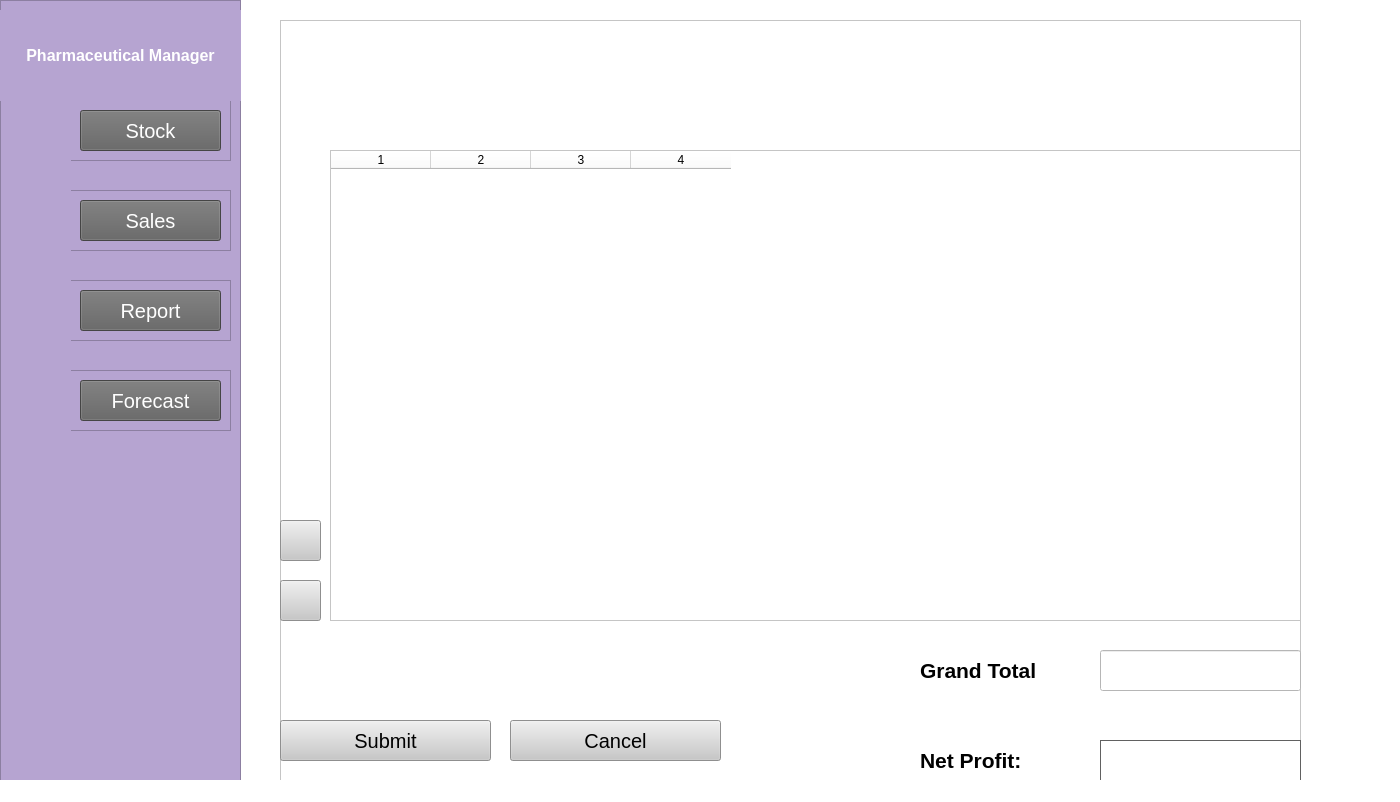
Old version of the form app/UserInterface/Pages/SalesWindow.ui in the repository JunlinDu/PHP-SRePS.
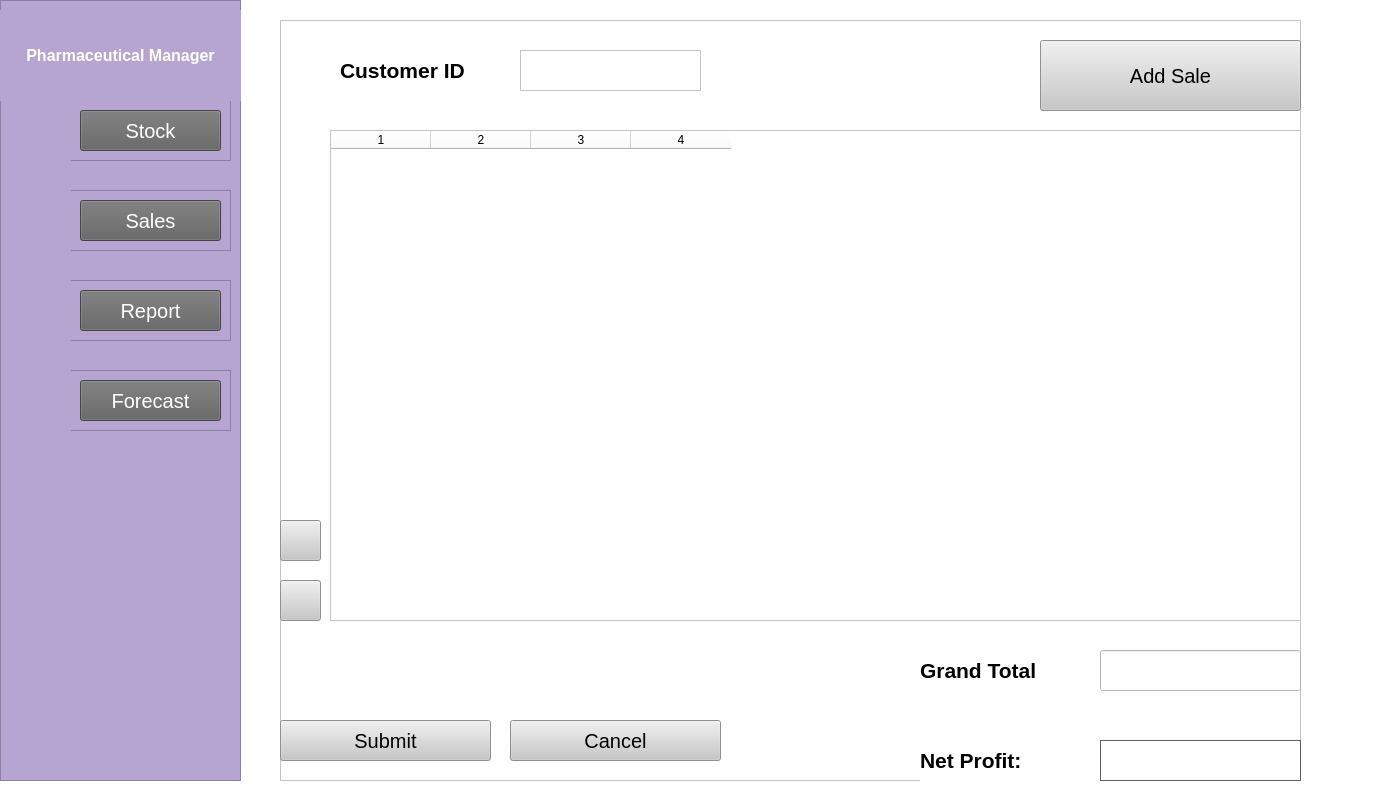
New version of the form. Icons and pictures are not drawn.

What changed in the file:
```diff
--- a/app/UserInterface/Pages/SalesWindow.ui
+++ b/app/UserInterface/Pages/SalesWindow.ui
@@ -7,7 +7,7 @@
     <x>0</x>
     <y>0</y>
     <width>1400</width>
-    <height>802</height>
+    <height>805</height>
    </rect>
   </property>
   <property name="sizePolicy">
@@ -526,9 +526,9 @@
      <property name="geometry">
       <rect>
        <x>50</x>
-       <y>130</y>
+       <y>110</y>
        <width>971</width>
-       <height>471</height>
+       <height>491</height>
       </rect>
      </property>
      <property name="lineWidth">
@@ -779,6 +779,73 @@
       <string>Cancel</string>
      </property>
     </widget>
+    <widget class="QPushButton" name="add_button">
+     <property name="geometry">
+      <rect>
+       <x>760</x>
+       <y>20</y>
+       <width>261</width>
+       <height>71</height>
+      </rect>
+     </property>
+     <property name="font">
+      <font>
+       <family>MS Sans Serif</family>
+       <pointsize>15</pointsize>
+       <weight>50</weight>
+       <bold>false</bold>
+      </font>
+     </property>
+     <property name="styleSheet">
+      <string notr="true">background-color: rgb(200, 200, 200);</string>
+     </property>
+     <property name="text">
+      <string>Add Sale</string>
+     </property>
+    </widget>
+    <widget class="QTextEdit" name="CustomerIdText">
+     <property name="geometry">
+      <rect>
+       <x>240</x>
+       <y>30</y>
+       <width>181</width>
+       <height>41</height>
+      </rect>
+     </property>
+    </widget>
+    <widget class="QLabel" name="ManufacturerText_6">
+     <property name="geometry">
+      <rect>
+       <x>60</x>
+       <y>30</y>
+       <width>171</width>
+       <height>41</height>
+      </rect>
+     </property>
+     <property name="font">
+      <font>
+       <family>MS Sans Serif</family>
+       <pointsize>16</pointsize>
+       <weight>75</weight>
+       <bold>true</bold>
+      </font>
+     </property>
+     <property name="layoutDirection">
+      <enum>Qt::LeftToRight</enum>
+     </property>
+     <property name="styleSheet">
+      <string notr="true">border: 0px;</string>
+     </property>
+     <property name="text">
+      <string>Customer ID</string>
+     </property>
+     <property name="alignment">
+      <set>Qt::AlignLeading|Qt::AlignLeft|Qt::AlignVCenter</set>
+     </property>
+     <property name="wordWrap">
+      <bool>true</bool>
+     </property>
+    </widget>
    </widget>
   </widget>
   <widget class="QStatusBar" name="statusbar"/>
```
